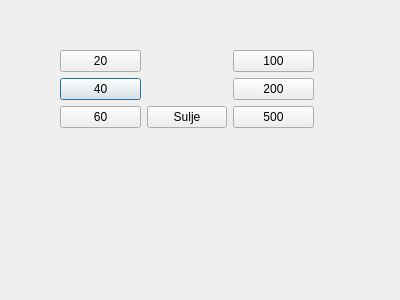
Above: bankautomat/drawmoney.ui from bank-2022/group10 before the change. Below: the same form after it.
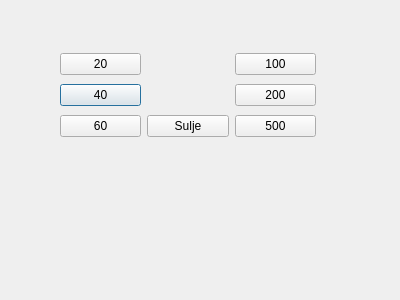
That is the form after the change.

```diff
--- a/bankautomat/drawmoney.ui
+++ b/bankautomat/drawmoney.ui
@@ -18,8 +18,8 @@
     <rect>
      <x>60</x>
      <y>50</y>
-     <width>254</width>
-     <height>80</height>
+     <width>256</width>
+     <height>91</height>
     </rect>
    </property>
    <layout class="QGridLayout" name="gridLayout">
```
Left out of the diff: 14 changed lines with no effect on the pictures.
